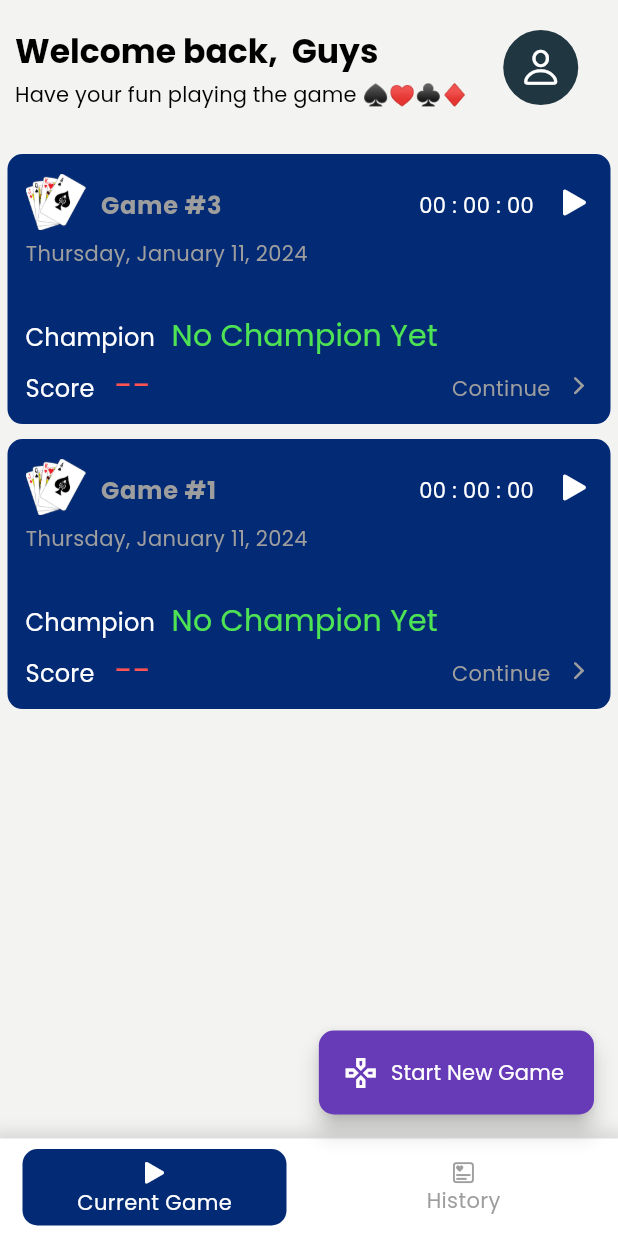
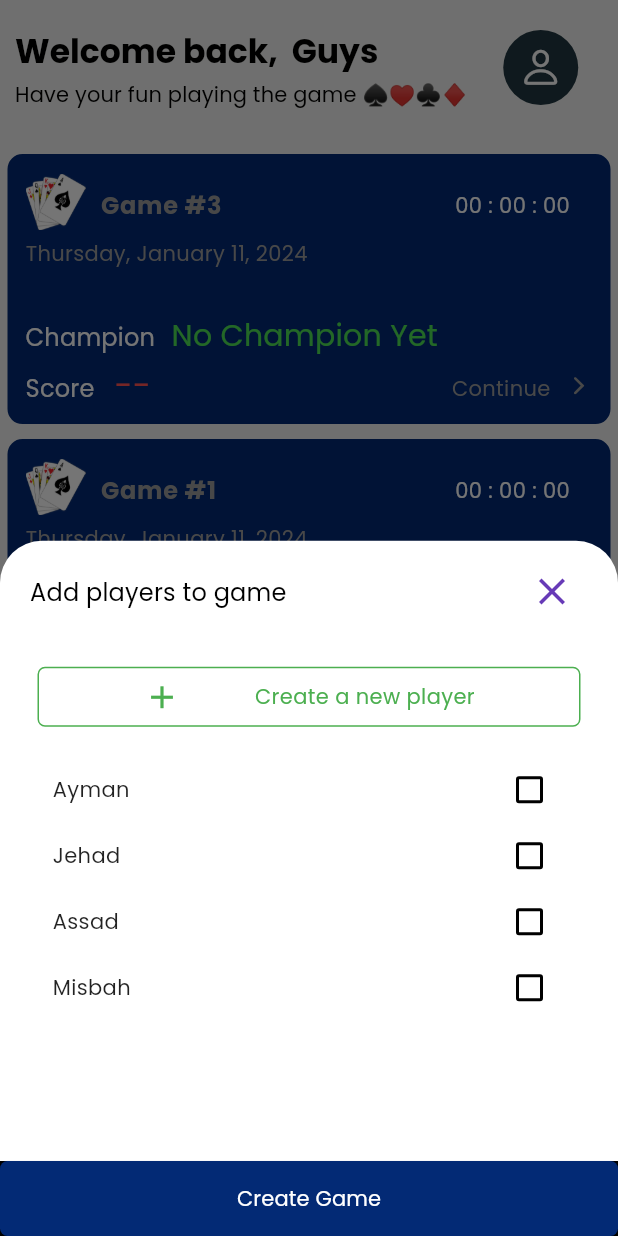
Before and after one commit to aymansainshy/game_record, a Flutter app: the screen it shows after launch, after a tap on "Start New Game", on a phone screen of 412 x 824 dp. Run offline on Flutter 3.47's test engine with Material 3 defaults, Android fonts, the phone set to English and light mode, and no system bars; our stand-ins replace bloc, dio, equatable, flutter_bloc, get_it, go_router and 2 more.

Commit message:
Add addNewGame Bloc

```diff
--- a/lib/app.dart
+++ b/lib/app.dart
@@ -6,6 +6,7 @@ import 'package:hareeg/src/core/on-app-started-bloc/on_app_started_bloc.dart';
 import 'package:hareeg/src/core/widgets/splash_view.dart';
 import 'package:hareeg/src/features/games/views/blocs/game-timer-bloc/game_timer_bloc.dart';
 import 'package:hareeg/src/features/games/views/blocs/games-bloc/games_bloc.dart';
+import 'package:hareeg/src/features/games/views/blocs/players-bloc/players_bloc.dart';
 import 'package:hareeg/src/router/app_router.dart';
 import 'package:hareeg/src/theme/app_theme.dart';
 import 'package:hareeg/src/utils/assets_helper.dart';
@@ -28,6 +29,7 @@ class MyApp extends StatelessWidget {
         BlocProvider<OnAppStartedAppBloc>(create: (context) => inject<OnAppStartedAppBloc>()..add(AppStarted())),
         BlocProvider<GamesBloc>(create: (context) => inject<GamesBloc>()),
         BlocProvider<GameTimerBloc>(create: (context) => inject<GameTimerBloc>()),
+        BlocProvider<PlayersBloc>(create: (context) => inject<PlayersBloc>()),
       ],
       child: AnnotatedRegion<SystemUiOverlayStyle>(
         value: SystemUiOverlayStyle.dark.copyWith(
--- a/lib/injector.dart
+++ b/lib/injector.dart
@@ -1,9 +1,11 @@
 import 'package:get_it/get_it.dart';
 import 'package:hareeg/src/core/on-app-started-bloc/on_app_started_bloc.dart';
 import 'package:hareeg/src/features/games/data/repository/games_repository.dart';
+import 'package:hareeg/src/features/games/data/repository/players_repository.dart';
 import 'package:hareeg/src/features/games/data/repository/timer.dart';
 import 'package:hareeg/src/features/games/views/blocs/game-timer-bloc/game_timer_bloc.dart';
 import 'package:hareeg/src/features/games/views/blocs/games-bloc/games_bloc.dart';
+import 'package:hareeg/src/features/games/views/blocs/players-bloc/players_bloc.dart';
 
 import 'src/router/app_router.dart';
 
@@ -18,10 +20,12 @@ void setup() {
 
   // Repositories
   inject.registerLazySingleton<GamesRepository>(() => GamesRepositoryImpl());
+  inject.registerLazySingleton<PlayersRepository>(() => PlayersRepositoryImpl());
 
   inject.registerLazySingleton<OnAppStartedAppBloc>(() => OnAppStartedAppBloc());
   inject.registerLazySingleton<GamesBloc>(() => GamesBloc(inject()));
   inject.registerLazySingleton<GameTimerBloc>(() => GameTimerBloc(inject()));
+  inject.registerLazySingleton<PlayersBloc>(() => PlayersBloc(inject()));
 
   // AppRouter
   inject.registerSingleton<AppRouter>(AppRouter());
--- a/lib/src/features/games/data/model/game_model.dart
+++ b/lib/src/features/games/data/model/game_model.dart
@@ -1,4 +1,4 @@
-enum GameStatus { currentPlaying, paused, completed }
+enum GameStatus { createdNew, currentPlaying, paused, completed }
 
 class Game {
   final int id;
@@ -10,7 +10,7 @@ class Game {
     required this.id,
     required this.players,
     this.champion,
-    this.status = GameStatus.currentPlaying,
+    this.status = GameStatus.createdNew,
   });
 
   List<GamePlayer>? getCurrentPlayers() {
--- a/lib/src/features/games/data/repository/games_repository.dart
+++ b/lib/src/features/games/data/repository/games_repository.dart
@@ -12,7 +12,7 @@ class GamesRepositoryImpl implements GamesRepository {
   final List<Game> games = [
     Game(
       id: 1,
-      status: GameStatus.currentPlaying,
+      status: GameStatus.paused,
       champion: null,
       players: [
         GamePlayer(
@@ -164,7 +164,7 @@ class GamesRepositoryImpl implements GamesRepository {
     ),
     Game(
       id: 3,
-      status: GameStatus.currentPlaying,
+      status: GameStatus.paused,
       champion: null,
       players: [
         GamePlayer(
--- a/lib/src/features/games/data/repository/player_repository.dart
+++ /dev/null
@@ -1,20 +0,0 @@
-import 'package:hareeg/src/features/games/data/model/game_model.dart';
-
-abstract class PlayerRepository {
-  List<Player> getPlayer();
-
-  void createPlayer(Player players);
-}
-
-class PlayerRepositoryImpl implements PlayerRepository {
-  @override
-  void createPlayer(Player players) {
-    // TODO: implement createPlayer
-  }
-
-  @override
-  List<Player> getPlayer() {
-    // TODO: implement getPlayer
-    throw UnimplementedError();
-  }
-}
--- /dev/null
+++ b/lib/src/features/games/data/repository/players_repository.dart
@@ -0,0 +1,26 @@
+import 'package:hareeg/src/features/games/data/model/game_model.dart';
+
+abstract class PlayersRepository {
+  List<Player> getPlayersList();
+
+  void createPlayer(Player players);
+}
+
+class PlayersRepositoryImpl implements PlayersRepository {
+  final List<Player> _players = [
+    Player(id: 1, name: 'Ayman'),
+    Player(id: 1, name: 'Jehad'),
+    Player(id: 1, name: 'Assad'),
+    Player(id: 1, name: 'Misbah'),
+  ];
+
+  @override
+  void createPlayer(Player players) {
+    // TODO: implement createPlayer
+  }
+
+  @override
+  List<Player> getPlayersList() {
+    return _players;
+  }
+}
--- a/lib/src/features/games/views/blocs/games-bloc/games_bloc.dart
+++ b/lib/src/features/games/views/blocs/games-bloc/games_bloc.dart
@@ -9,13 +9,20 @@ part 'games_state.dart';
 
 class GamesBloc extends Bloc<GamesEvent, GamesState> {
   final GamesRepository _gameRepository;
-  late List<Game?> games = [];
 
-  GamesBloc(this._gameRepository) : super(GamesInitial()) {
+  GamesBloc(this._gameRepository) : super(GamesState(games: [])) {
+    final currentState = state;
+
     on<GetAllGames>((event, emit) {
-      emit(GamesInProgress());
-      games = _gameRepository.getGames();
-      emit(GamesSuccess(games));
+      List<Game?> games = _gameRepository.getGames();
+      // emit(state.copyWith(games: games));
+      emit(GamesState(games: games));
+    });
+
+    on<CreateGame>((event, emit) {
+      _gameRepository.createNewGame(event.players);
+      List<Game?> games = _gameRepository.getGames();
+      emit(GamesState(games: games));
     });
   }
 }
--- a/lib/src/features/games/views/blocs/games-bloc/games_event.dart
+++ b/lib/src/features/games/views/blocs/games-bloc/games_event.dart
@@ -10,3 +10,12 @@ class GetAllGames extends GamesEvent {
   @override
   List<Object?> get props => [];
 }
+
+class CreateGame extends GamesEvent {
+  const CreateGame(this.players);
+
+  final List<Player> players;
+
+  @override
+  List<Object?> get props => [players];
+}
--- a/lib/src/features/games/views/blocs/games-bloc/games_state.dart
+++ b/lib/src/features/games/views/blocs/games-bloc/games_state.dart
@@ -1,29 +1,31 @@
 part of 'games_bloc.dart';
 
-abstract class GamesState extends Equatable {
-  const GamesState();
+// abstract class GamesState {
+//   final List<Game?> games;
+//
+//   const GamesState(this.games);
+// }
+//
+// class GamesInitial extends GamesState {
+//   GamesInitial(super.games);
+// }
+//
+// class GamesInProgress extends GamesState {
+//   GamesInProgress(super.games);
+// }
+
+class GamesState {
+  final List<Game?> games;
+
+  GamesState({
+    required this.games,
+  });
+
+  GamesState copyWith({List<Game?>? games}) {
+    return GamesState(games: games ?? this.games);
+  }
 }
 
-class GamesInitial extends GamesState {
-  @override
-  List<Object> get props => [];
-}
-
-class GamesInProgress extends GamesState {
-  @override
-  List<Object?> get props => [];
-}
-
-class GamesSuccess extends GamesState {
-  final List<Game?> games;
-
-  GamesSuccess(this.games);
-
-  @override
-  List<Object?> get props => [];
-}
-
-class GamesFailure extends GamesState {
-  @override
-  List<Object?> get props => [];
-}
+// class GamesFailure extends GamesState {
+//   GamesFailure(super.games);
+// }
--- /dev/null
+++ b/lib/src/features/games/views/blocs/players-bloc/players_bloc.dart
@@ -0,0 +1,38 @@
+import 'dart:async';
+
+import 'package:bloc/bloc.dart';
+import 'package:equatable/equatable.dart';
+import 'package:hareeg/src/features/games/data/model/game_model.dart';
+import 'package:hareeg/src/features/games/data/repository/players_repository.dart';
+
+part 'players_event.dart';
+
+part 'players_state.dart';
+
+class PlayersBloc extends Bloc<PlayersEvent, PlayersState> {
+  final PlayersRepository playersRepository;
+
+  final List<Player> playersToAdd = [];
+
+  PlayersBloc(this.playersRepository) : super(PlayersState(players: [], playersToAdd: [])) {
+    // final currentState = state;
+
+    on<GetPlayers>((event, emit) {
+      final players = playersRepository.getPlayersList();
+      emit(state.copyWith(players: players));
+    });
+
+    on<AddPlayerToAddList>((event, emit) {
+      if (playersToAdd.contains(event.player)) {
+        playersToAdd.remove(event.player);
+      }
+      playersToAdd.add(event.player);
+      emit(state.copyWith(playersToAdd: playersToAdd));
+    });
+
+    on<ClearPlayerFromAddList>((event, emit) {
+      playersToAdd.clear();
+      emit(state.copyWith(playersToAdd: playersToAdd));
+    });
+  }
+}
--- /dev/null
+++ b/lib/src/features/games/views/blocs/players-bloc/players_event.dart
@@ -0,0 +1,24 @@
+part of 'players_bloc.dart';
+
+abstract class PlayersEvent extends Equatable {
+  const PlayersEvent();
+}
+
+class GetPlayers extends PlayersEvent {
+  @override
+  List<Object?> get props => [];
+}
+
+class AddPlayerToAddList extends PlayersEvent {
+  final Player player;
+
+  AddPlayerToAddList({required this.player});
+
+  @override
+  List<Object?> get props => [player];
+}
+
+class ClearPlayerFromAddList extends PlayersEvent {
+  @override
+  List<Object?> get props => [];
+}
--- /dev/null
+++ b/lib/src/features/games/views/blocs/players-bloc/players_state.dart
@@ -0,0 +1,28 @@
+part of 'players_bloc.dart';
+
+// abstract class PlayersState extends Equatable {
+//   final List<Player>? players;
+//   final List<Player>? playersToAdd;
+//
+//   const PlayersState(this.players, this.playersToAdd);
+//
+//   @override
+//   List<Object?> get props => [players, playersToAdd];
+// }
+
+class PlayersState {
+  final List<Player>? players;
+  final List<Player>? playersToAdd;
+
+  PlayersState({
+    this.players,
+    this.playersToAdd,
+  });
+
+  PlayersState copyWith({List<Player>? players, List<Player>? playersToAdd}) {
+    return PlayersState(
+      players: players ?? this.players,
+      playersToAdd: playersToAdd ?? this.playersToAdd,
+    );
+  }
+}
--- /dev/null
+++ b/lib/src/features/games/views/create_new_game_view.dart
@@ -0,0 +1,150 @@
+import 'package:flutter/material.dart';
+import 'package:flutter_bloc/flutter_bloc.dart';
+import 'package:go_router/go_router.dart';
+import 'package:hareeg/src/features/games/views/blocs/games-bloc/games_bloc.dart';
+import 'package:hareeg/src/features/games/views/blocs/players-bloc/players_bloc.dart';
+import 'package:hareeg/src/features/games/views/widgets/player_item_widget.dart';
+
+class CreateNewGameView extends StatefulWidget {
+  const CreateNewGameView({super.key});
+
+  @override
+  State<CreateNewGameView> createState() => _CreateNewGameViewState();
+}
+
+class _CreateNewGameViewState extends State<CreateNewGameView> {
+  final playersToAddList = [];
+
+  @override
+  void initState() {
+    super.initState();
+
+    BlocProvider.of<PlayersBloc>(context).add(GetPlayers());
+  }
+
+  @override
+  Widget build(BuildContext context) {
+    final mediaQuery = MediaQuery.sizeOf(context);
+    return SizedBox(
+      height: mediaQuery.height,
+      width: mediaQuery.width,
+      child: Column(
+        crossAxisAlignment: CrossAxisAlignment.start,
+        children: [
+          Padding(
+            padding: const EdgeInsets.symmetric(horizontal: 20.0, vertical: 10),
+            child: Row(
+              mainAxisAlignment: MainAxisAlignment.spaceBetween,
+              children: [
+                Text(
+                  'Add players to game',
+                  style: Theme.of(context).textTheme.titleMedium?.copyWith(),
+                ),
+                IconButton(
+                  onPressed: () {
+                    Navigator.pop(context);
+                  },
+                  icon: Icon(
+                    Icons.close,
+                    size: 30,
+                    color: Theme.of(context).primaryColor,
+                  ),
+                ),
+              ],
+            ),
+          ),
+          const SizedBox(height: 16),
+          GestureDetector(
+            onTap: () {
+              showModalBottomSheet(
+                  context: context,
+                  builder: (context) {
+                    return Container(
+                      height: 300,
+                      width: mediaQuery.width,
+                      color: Colors.red,
+                    );
+                  });
+            },
+            child: Container(
+              height: 40,
+              width: mediaQuery.width,
+              padding: EdgeInsets.symmetric(horizontal: 20.0),
+              margin: EdgeInsets.symmetric(horizontal: 25.0),
+              decoration: BoxDecoration(
+                color: Colors.white,
+                border: Border.all(width: 1, color: Colors.green),
+                borderRadius: BorderRadius.all(
+                  Radius.circular(5),
+                ),
+              ),
+              child: Row(
+                mainAxisAlignment: MainAxisAlignment.spaceEvenly,
+                children: [
+                  Icon(
+                    Icons.add,
+                    color: Colors.green,
+                    size: 25,
+                  ),
+                  Text(
+                    "Create a new player",
+                    style: Theme.of(context).textTheme.bodyMedium?.copyWith(
+                          color: Colors.green,
+                        ),
+                  )
+                ],
+              ),
+            ),
+          ),
+          const SizedBox(height: 20),
+          BlocBuilder<PlayersBloc, PlayersState>(
+            builder: (context, playersState) {
+              if (playersState.players!.isEmpty) {
+                return Center(
+                  child: Text(
+                    "No Players, Add them.",
+                    style: Theme.of(context).textTheme.bodyMedium?.copyWith(
+                          color: Colors.black45,
+                        ),
+                  ),
+                );
+              }
+
+              return Expanded(
+                child: ListView.builder(
+                    shrinkWrap: true,
+                    itemCount: playersState.players?.length,
+                    itemBuilder: (context, index) {
+                      return PlayerItemWidget(
+                        player: playersState.players?[index],
+                      );
+                    }),
+              );
+            },
+          ),
+          const SizedBox(height: 16),
+          BlocBuilder<PlayersBloc, PlayersState>(
+            builder: (context, playersState) {
+              return Container(
+                color: Colors.black,
+                width: mediaQuery.width,
+                height: 50,
+                child: ElevatedButton(
+                  onPressed: () {
+                    if (playersState.playersToAdd != null) {
+                      print(playersState.playersToAdd);
+                      BlocProvider.of<GamesBloc>(context).add(CreateGame(playersState.playersToAdd!));
+                      BlocProvider.of<PlayersBloc>(context).add(ClearPlayerFromAddList());
+                      Navigator.pop(context);
+                    }
+                  },
+                  child: Text("Create Game"),
+                ),
+              );
+            },
+          ),
+        ],
+      ),
+    );
+  }
+}
--- a/lib/src/features/games/views/current_game_list_view.dart
+++ b/lib/src/features/games/views/current_game_list_view.dart
@@ -28,17 +28,11 @@ class _CurrentGameViewState extends State<CurrentGameView> {
       width: mediaQuery.width,
       child: BlocBuilder<GamesBloc, GamesState>(
         builder: (context, gamesStates) {
-          switch (gamesStates) {
-            case GamesInProgress():
-              return const Center(child: CircularProgressIndicator());
-            case GamesSuccess():
           final gameList = gamesStates.games
-                  .where((game) => game?.status == GameStatus.currentPlaying || game?.status == GameStatus.paused)
-                  .toList().reversed.toList();
-
-              // final duration = context.select((GameTimerBloc bloc) => bloc.state.duration);
-              // final minutesStr = ((duration / 60) % 60).floor().toString().padLeft(2, '0');
-              // final secondsStr = (duration % 60).floor().toString().padLeft(2, '0');
+              .where((game) => game?.status == GameStatus.createdNew || game?.status == GameStatus.paused)
+              .toList()
+              .reversed
+              .toList();
 
           return ListView.builder(
             itemCount: gameList.length,
@@ -48,9 +42,6 @@ class _CurrentGameViewState extends State<CurrentGameView> {
               );
             },
           );
-            default:
-              return const SizedBox.shrink();
-          }
         },
       ),
     );
--- a/lib/src/features/games/views/history_game_list_view.dart
+++ b/lib/src/features/games/views/history_game_list_view.dart
@@ -27,10 +27,6 @@ class _HistoryGameViewState extends State<HistoryGameView> {
       width: mediaQuery.width,
       child: BlocBuilder<GamesBloc, GamesState>(
         builder: (context, gamesStates) {
-          switch (gamesStates) {
-            case GamesInProgress():
-              return const Center(child: CircularProgressIndicator());
-            case GamesSuccess():
           final gameList =
               gamesStates.games.where((game) => game?.status == GameStatus.completed).toList().reversed.toList();
           return ListView.builder(
@@ -41,9 +37,6 @@ class _HistoryGameViewState extends State<HistoryGameView> {
               );
             },
           );
-            default:
-              return const SizedBox.shrink();
-          }
         },
       ),
     );
--- a/lib/src/features/games/views/widgets/game_item_widget.dart
+++ b/lib/src/features/games/views/widgets/game_item_widget.dart
@@ -173,12 +173,41 @@ class GameItemWidget extends StatelessWidget {
                   height: 25,
                   child: Row(
                     children: [
+                      if (game?.status == GameStatus.createdNew)
                         Transform.translate(
                           offset: const Offset(0, 3),
                           child: SizedBox(
                             height: 21,
                             child: Text(
-                            game?.status == GameStatus.currentPlaying ? "Continue" : "Details",
+                              "Start",
+                              style: Theme.of(context).textTheme.bodyMedium?.copyWith(
+                                    color: Colors.red,
+                                    // fontSize: 14,
+                                  ),
+                            ),
+                          ),
+                        ),
+                      if (game?.status == GameStatus.paused)
+                        Transform.translate(
+                          offset: const Offset(0, 3),
+                          child: SizedBox(
+                            height: 21,
+                            child: Text(
+                              "Continue",
+                              style: Theme.of(context).textTheme.bodyMedium?.copyWith(
+                                    color: Colors.grey,
+                                    // fontSize: 14,
+                                  ),
+                            ),
+                          ),
+                        ),
+                      if (game?.status == GameStatus.completed)
+                        Transform.translate(
+                          offset: const Offset(0, 3),
+                          child: SizedBox(
+                            height: 21,
+                            child: Text(
+                              "Details",
                               style: Theme.of(context).textTheme.bodyMedium?.copyWith(
                                     color: Colors.grey,
                                     // fontSize: 14,
--- /dev/null
+++ b/lib/src/features/games/views/widgets/player_item_widget.dart
@@ -0,0 +1,74 @@
+import 'package:flutter/material.dart';
+import 'package:flutter_bloc/flutter_bloc.dart';
+import 'package:hareeg/src/features/games/data/model/game_model.dart';
+import 'package:hareeg/src/features/games/views/blocs/players-bloc/players_bloc.dart';
+
+class PlayerItemWidget extends StatefulWidget {
+  const PlayerItemWidget({
+    super.key,
+    required this.player,
+  });
+
+  final Player? player;
+
+  @override
+  State<PlayerItemWidget> createState() => _PlayerItemWidgetState();
+}
+
+class _PlayerItemWidgetState extends State<PlayerItemWidget> {
+  late bool? isAdded = false;
+
+  @override
+  Widget build(BuildContext context) {
+    final mediaQuery = MediaQuery.sizeOf(context);
+    return Padding(
+      padding: const EdgeInsets.symmetric(horizontal: 5.0, vertical: 2),
+      child: Container(
+        margin: const EdgeInsets.symmetric(horizontal: 20.0),
+        padding: const EdgeInsets.symmetric(horizontal: 10.0),
+        height: 40,
+        width: mediaQuery.width,
+        decoration: const BoxDecoration(
+          color: Colors.white,
+          borderRadius: BorderRadius.all(
+            Radius.circular(5),
+          ),
+        ),
+        child: Row(
+          mainAxisAlignment: MainAxisAlignment.spaceBetween,
+          children: [
+            Expanded(
+              child: Column(
+                mainAxisAlignment: MainAxisAlignment.center,
+                crossAxisAlignment: CrossAxisAlignment.start,
+                children: [
+                  Text(
+                    "${widget.player?.name}",
+                    maxLines: 1,
+                    overflow: TextOverflow.ellipsis,
+                    style: Theme.of(context).textTheme.bodyMedium?.copyWith(
+                          // fontWeight: FontWeight.bold,
+                          color: Colors.black87,
+                        ),
+                  ),
+                ],
+              ),
+            ),
+            const SizedBox(width: 10),
+            Checkbox(
+              value: isAdded,
+              onChanged: (value) {
+                setState(() {
+                  isAdded = value;
+                });
+                if (value != null && value) {
+                  BlocProvider.of<PlayersBloc>(context).add(AddPlayerToAddList(player: widget.player!));
+                }
+              },
+            ),
+          ],
+        ),
+      ),
+    );
+  }
+}
--- a/lib/src/features/home/views/home.dart
+++ b/lib/src/features/home/views/home.dart
@@ -1,5 +1,6 @@
 import 'package:flutter/cupertino.dart';
 import 'package:flutter/material.dart';
+import 'package:hareeg/src/features/games/views/create_new_game_view.dart';
 import 'package:hareeg/src/features/games/views/current_game_list_view.dart';
 import 'package:hareeg/src/features/games/views/history_game_list_view.dart';
 import 'package:hareeg/src/features/home/widgets/custom_buttom_nav_bar.dart';
@@ -56,6 +57,7 @@ class _HomeViewState extends State<HomeView> {
     );
   }
 
+  // final GlobalKey<ScaffoldState> _scaffoldKey = GlobalKey<ScaffoldState>();
   @override
   Widget build(BuildContext context) {
     final mediaQuery = MediaQuery.sizeOf(context);
@@ -66,7 +68,14 @@ class _HomeViewState extends State<HomeView> {
               shape: RoundedRectangleBorder(
                 borderRadius: BorderRadius.all(Radius.circular(10)),
               ),
-              onPressed: () {},
+              onPressed: () {
+                showModalBottomSheet(
+                  context: context,
+                  builder: (context) {
+                    return const CreateNewGameView();
+                  },
+                );
+              },
               icon: const Icon(Icons.games_outlined),
               label: const Text("Start New Game"),
             )
```
Lines whose indentation alone changed are shown as unchanged.
